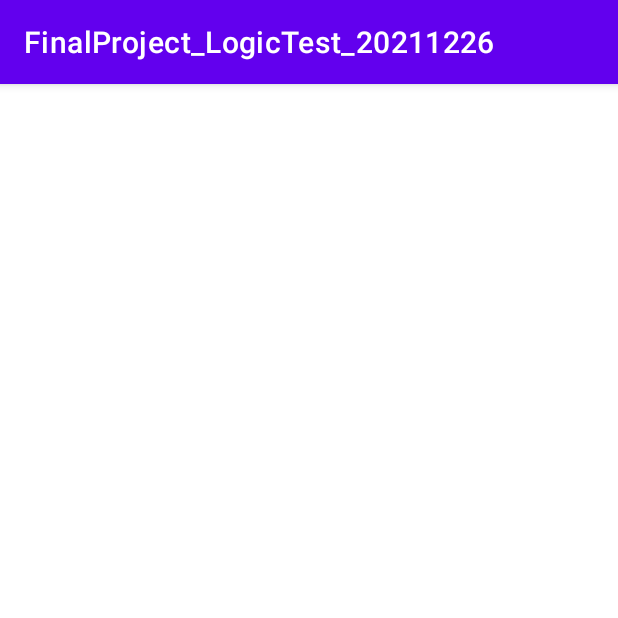
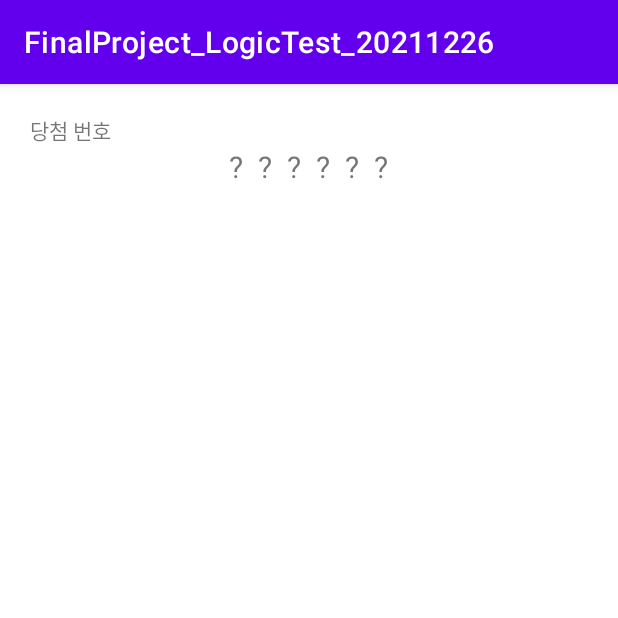
Before and after one commit to nepp-plus/FinalProject_LogicTest_20211226, an Android app: the LottoSimulatorActivity screen opened directly, with no data from a screen before it, on a phone screen of 412 x 824 dp, the top half of it. Run offline under Robolectric (Android 15) with nearby library versions, the phone set to English and light mode, and no system bars; our stand-ins replace data binding.

Commit message:
당첨번호 표현 공간 그리기

```diff
--- a/app/src/main/res/layout/activity_lotto_simulator.xml
+++ b/app/src/main/res/layout/activity_lotto_simulator.xml
@@ -6,7 +6,69 @@
         android:layout_width="match_parent"
         android:layout_height="match_parent"
         android:orientation="vertical"
+        android:padding="20dp"
         tools:context=".LottoSimulatorActivity">
+
+        <TextView
+            android:layout_width="wrap_content"
+            android:layout_height="wrap_content"
+            android:text="당첨 번호" />
+
+        <LinearLayout
+            android:layout_width="match_parent"
+            android:layout_height="wrap_content"
+            android:orientation="horizontal"
+            android:gravity="center">
+
+            <TextView
+                android:id="@+id/txtWinNum1"
+                android:layout_width="wrap_content"
+                android:layout_height="wrap_content"
+                android:textSize="20sp"
+                android:text="\?" />
+
+            <TextView
+                android:id="@+id/txtWinNum2"
+                android:layout_width="wrap_content"
+                android:layout_height="wrap_content"
+                android:textSize="20sp"
+                android:layout_marginStart="10dp"
+                android:text="\?" />
+
+            <TextView
+                android:id="@+id/txtWinNum3"
+                android:layout_width="wrap_content"
+                android:layout_height="wrap_content"
+                android:textSize="20sp"
+                android:layout_marginStart="10dp"
+                android:text="\?" />
+
+            <TextView
+                android:id="@+id/txtWinNum4"
+                android:layout_width="wrap_content"
+                android:layout_height="wrap_content"
+                android:textSize="20sp"
+                android:layout_marginStart="10dp"
+                android:text="\?" />
+
+            <TextView
+                android:id="@+id/txtWinNum5"
+                android:layout_width="wrap_content"
+                android:layout_height="wrap_content"
+                android:textSize="20sp"
+                android:layout_marginStart="10dp"
+                android:text="\?" />
+
+            <TextView
+                android:id="@+id/txtWinNum6"
+                android:layout_width="wrap_content"
+                android:layout_height="wrap_content"
+                android:textSize="20sp"
+                android:layout_marginStart="10dp"
+                android:text="\?" />
+
+
+        </LinearLayout>
 
     </LinearLayout>
 </layout>
```
